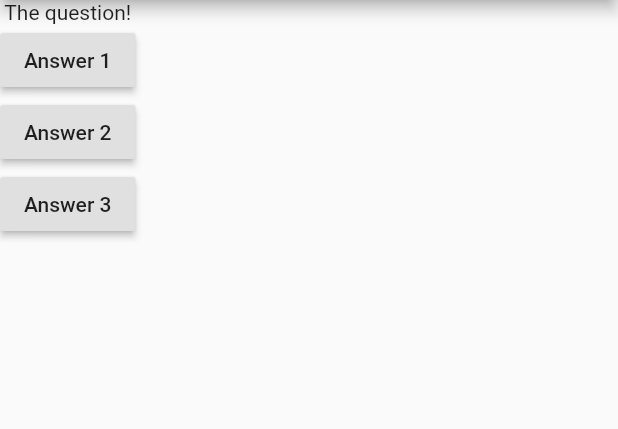
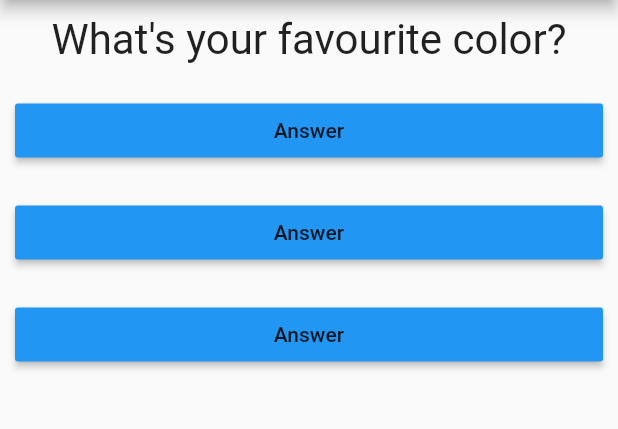
Before and after one commit to ggarber42/quizz_app, a Flutter app: the screen it shows after launch, on a phone screen of 412 x 824 dp, the part 84-513 px from its top. Run offline on Flutter 3.47's test engine with Material 2 defaults, Android fonts, the phone set to English and light mode, and no system bars.

```diff
--- /dev/null
+++ b/lib/answer.dart
@@ -0,0 +1,19 @@
+import 'package:flutter/material.dart';
+
+class Answer extends StatelessWidget {
+  final VoidCallback selectHandler;
+
+  Answer(this.selectHandler);
+
+  @override
+  Widget build(BuildContext context) {
+    return Container(
+        width: double.infinity,
+        margin: EdgeInsets.all(10),
+        child: RaisedButton(
+          color: Colors.blue,
+          child: Text('Answer'),
+          onPressed: selectHandler,
+        ));
+  }
+}
--- a/lib/main.dart
+++ b/lib/main.dart
@@ -1,13 +1,32 @@
 import 'package:flutter/material.dart';
+
+import './question.dart';
+import './answer.dart';
 
 void main() => runApp(MyApp());
 
-class MyApp extends StatelessWidget {
+class MyApp extends StatefulWidget {
+  @override
+  State<StatefulWidget> createState() {
+    return _MyAppState();
+  }
+}
+
+class _MyAppState extends State<MyApp> {
+  var _questionIndex = 0;
+
+  void _answerQuestion() {
+    setState(() {
+      _questionIndex = _questionIndex + 1;
+    });
+    print(_questionIndex);
+  }
+
   @override
   Widget build(BuildContext context) {
     var questions = [
-      'What\'s your favourite color?',
-      'What\'s your favourite animal?',
+      'What\'s your favourite color',
+      'What\'s your favourite animal',
     ];
     return MaterialApp(
         home: Scaffold(
@@ -16,10 +35,10 @@ class MyApp extends StatelessWidget {
       ),
       body: Column(
         children: [
-          Text('The question!'),
-          RaisedButton(child: Text('Answer 1'), onPressed: () => print('Answer 1 chosen')),
-          RaisedButton(child: Text('Answer 2'), onPressed: () => print('Answer 2 chosen')),
-          RaisedButton(child: Text('Answer 3'), onPressed: () => print('Answer 3 chosen')),
+          Question(questions[_questionIndex]),
+          Answer(_answerQuestion),
+          Answer(_answerQuestion),
+          Answer(_answerQuestion),
         ],
       ),
     ));
--- /dev/null
+++ b/lib/question.dart
@@ -0,0 +1,20 @@
+import 'package:flutter/material.dart';
+
+class Question extends StatelessWidget {
+  final String questionText;
+
+  Question(this.questionText);
+
+  @override
+  Widget build(BuildContext context) {
+    return Container(
+      width: double.infinity,
+      margin: EdgeInsets.all(10),
+      child: Text(
+        questionText + '?',
+        style: TextStyle(fontSize: 28),
+        textAlign: TextAlign.center,
+      )
+    );
+  }
+}
```
